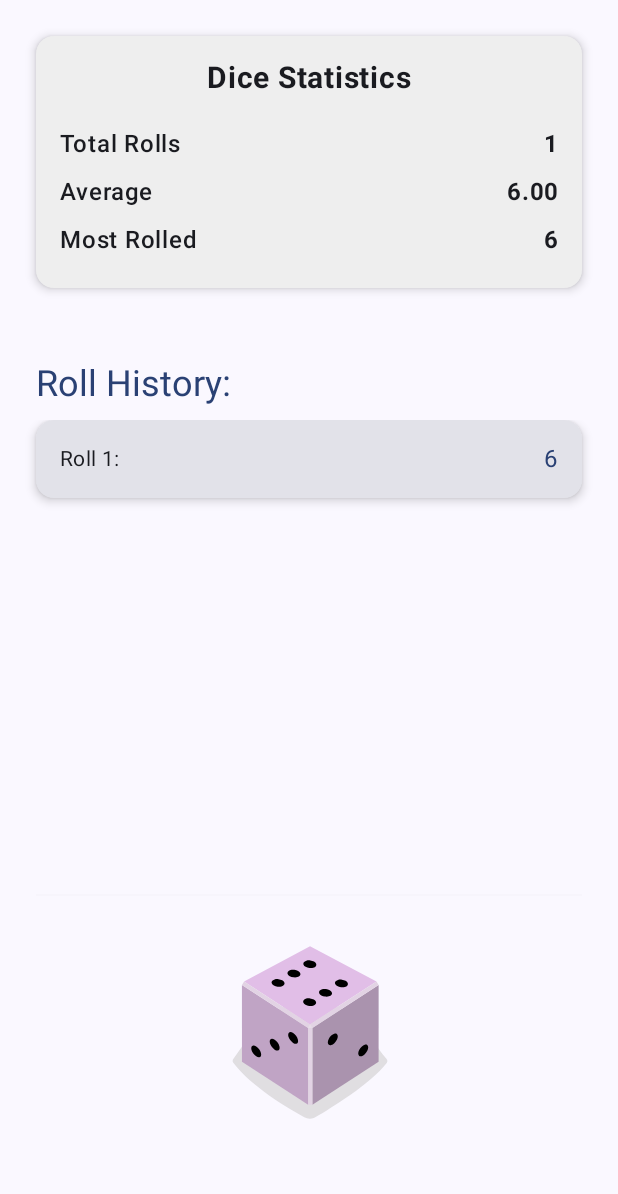
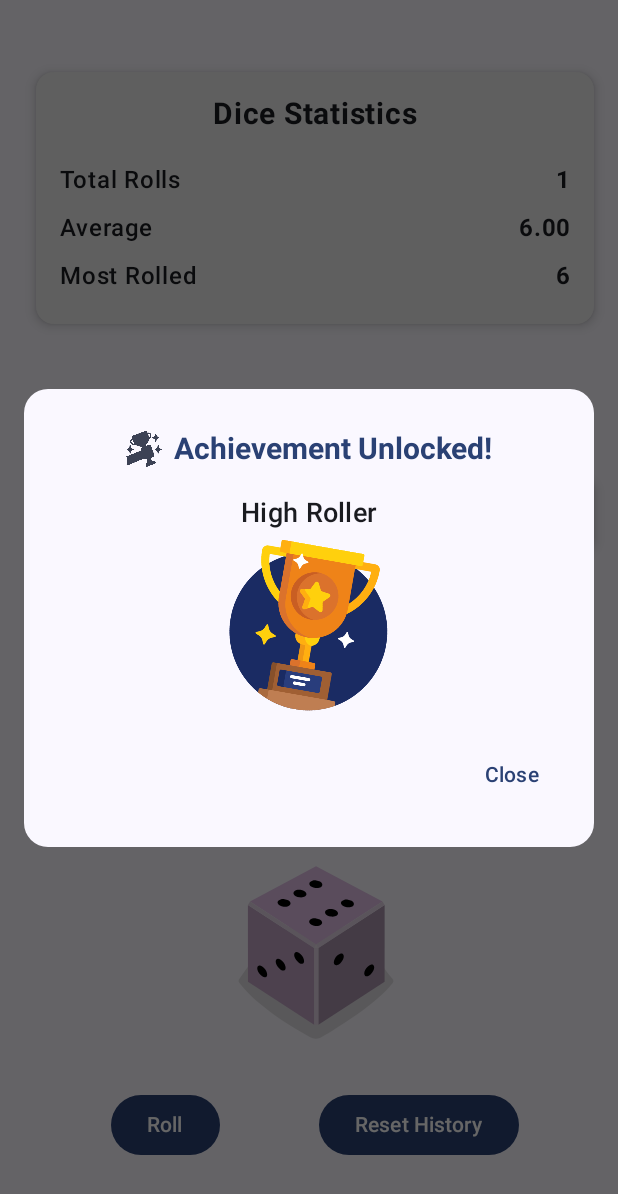
Before and after one commit to Gianguyen1234/Interactive_DiceRoller_App, an Android app built with Jetpack Compose: the composable DiceRollerApp shown on its own in the app's theme, after a tap on "Roll", on a phone screen of 412 x 824 dp. Shown: the top 1194 px of the screen. Run offline under Robolectric (Android 15) with nearby library versions, the phone set to English and light mode, and no system bars.

Commit message:
add achievement system

```diff
--- /dev/null
+++ b/app/src/main/java/com/example/dicerollerapplication/AchievementSystem.kt
@@ -0,0 +1,152 @@
+package com.example.dicerollerapplication
+
+import androidx.compose.foundation.Image
+import androidx.compose.foundation.layout.*
+import androidx.compose.foundation.shape.RoundedCornerShape
+import androidx.compose.material3.*
+import androidx.compose.runtime.Composable
+import androidx.compose.runtime.mutableStateListOf
+import androidx.compose.runtime.mutableStateOf
+//import androidx.compose.runtime.snapshots.SnapshotStateList
+import androidx.compose.ui.Alignment
+import androidx.compose.ui.Modifier
+import androidx.compose.ui.graphics.graphicsLayer
+import androidx.compose.ui.res.painterResource
+import androidx.compose.ui.text.font.FontWeight
+import androidx.compose.ui.unit.dp
+import androidx.compose.ui.unit.sp
+
+class AchievementSystem {
+    private val rollHistory = mutableListOf<Int>() // Store roll history
+    private val achievements = mutableStateListOf<String>() // List of unlocked achievements
+    val newAchievement = mutableStateOf<String?>(null) // Store the latest unlocked achievement
+
+    // Method to process a new roll
+    fun processRoll(roll: Int) {
+        rollHistory.add(roll)
+        checkAchievements()
+    }
+
+    // Method to reset the roll history and achievements
+    fun reset() {
+        rollHistory.clear()
+        achievements.clear()
+        newAchievement.value = null
+    }
+
+    // Method to check and unlock achievements
+    private fun checkAchievements() {
+        if (rollHistory.size >= 2) {
+            val lastTwo = rollHistory.takeLast(2)
+
+            // Check "Snake Eyes"
+            if (lastTwo[0] == 1 && lastTwo[1] == 1) {
+                unlockAchievement("Snake Eyes")
+            }
+
+            // Check "Lucky Seven"
+            if (lastTwo[0] == 6 && lastTwo[1] == 1) {
+                unlockAchievement("Lucky Seven")
+            }
+        }
+
+        // Check "Triple Six"
+        if (rollHistory.size >= 3 && rollHistory.takeLast(3).all { it == 6 }) {
+            unlockAchievement("Triple Six")
+        }
+
+        // Check "Four in a Row"
+        if (rollHistory.size >= 4 && rollHistory.takeLast(4).distinct().size == 1) {
+            unlockAchievement("Four in a Row")
+        }
+
+        // Check "High Roller"
+        if (rollHistory.isNotEmpty() && rollHistory.last() == 6) {
+            unlockAchievement("High Roller")
+        }
+
+        // Check "Low Roller"
+        if (rollHistory.isNotEmpty() && rollHistory.last() == 1) {
+            unlockAchievement("Low Roller")
+        }
+    }
+
+    // Method to unlock a new achievement
+    private fun unlockAchievement(achievement: String) {
+        if (!achievements.contains(achievement)) {
+            achievements.add(achievement)
+            newAchievement.value = achievement
+        }
+    }
+
+    // Getter for unlocked achievements
+//    fun getAchievements(): SnapshotStateList<String> {
+//        return achievements
+//    }
+}
+
+@Composable
+fun AchievementDialog(
+    achievement: String,
+    onDismissRequest: () -> Unit
+) {
+    AlertDialog(
+        onDismissRequest = onDismissRequest,
+        confirmButton = {
+            TextButton(onClick = onDismissRequest) {
+                Text("Close", color = MaterialTheme.colorScheme.primary)
+            }
+        },
+        modifier = Modifier
+            .fillMaxWidth()
+            .padding(16.dp),
+        shape = RoundedCornerShape(16.dp),
+        containerColor = MaterialTheme.colorScheme.background,
+        title = {
+            Row(
+                verticalAlignment = Alignment.CenterVertically,
+                horizontalArrangement = Arrangement.Center,
+                modifier = Modifier.fillMaxWidth()
+            ) {
+                Icon(
+                    painter = painterResource(id = R.drawable.achievement),
+                    contentDescription = null,
+                    tint = MaterialTheme.colorScheme.secondary,
+                    modifier = Modifier.size(24.dp)
+                )
+                Spacer(modifier = Modifier.width(8.dp))
+                Text(
+                    text = "Achievement Unlocked!",
+                    fontWeight = FontWeight.Bold,
+                    fontSize = 20.sp,
+                    color = MaterialTheme.colorScheme.primary
+                )
+            }
+        },
+        text = {
+            Column(
+                modifier = Modifier.fillMaxWidth(),
+                horizontalAlignment = Alignment.CenterHorizontally
+            ) {
+                Text(
+                    text = achievement,
+                    fontSize = 18.sp,
+                    fontWeight = FontWeight.Medium,
+                    color = MaterialTheme.colorScheme.onBackground
+                )
+                Spacer(modifier = Modifier.height(16.dp))
+                Image(
+                    painter = painterResource(id = R.drawable.trophy),
+                    contentDescription = null,
+                    modifier = Modifier
+                        .size(100.dp)
+                        .graphicsLayer(
+                            rotationZ = 10f,
+                            scaleX = 1.1f,
+                            scaleY = 1.1f
+                        )
+                )
+            }
+        }
+    )
+}
--- a/app/src/main/java/com/example/dicerollerapplication/DiceHistory.kt
+++ b/app/src/main/java/com/example/dicerollerapplication/DiceHistory.kt
@@ -42,7 +42,7 @@ fun DiceRollHistory(history: List<Int>, modifier: Modifier = Modifier) {
             Box(
                 modifier = Modifier
                     .fillMaxWidth()
-                    .height(300.dp) // Limit the height to make it scrollable
+                    .height(200.dp) // Limit the height to make it scrollable
             ) {
                 LazyColumn(
                     modifier = Modifier.fillMaxSize(),
--- a/app/src/main/java/com/example/dicerollerapplication/MainActivity.kt
+++ b/app/src/main/java/com/example/dicerollerapplication/MainActivity.kt
@@ -10,6 +10,7 @@ import androidx.compose.animation.core.tween
 import androidx.compose.foundation.Image
 import androidx.compose.foundation.layout.*
 import androidx.compose.foundation.layout.Arrangement
+import androidx.compose.material3.AlertDialog
 import androidx.compose.material3.Button
 import androidx.compose.material3.Scaffold
 import androidx.compose.material3.Text
@@ -47,10 +48,14 @@ fun DiceWithButtonAndImage(modifier: Modifier = Modifier) {
     var result by remember { mutableIntStateOf(1) }
     val context = LocalContext.current
     val mediaPlayer = remember { MediaPlayer.create(context, R.raw.dice_roll) }
-    val diceRollHistory = remember { mutableStateListOf<Int>() } // To store the roll history
+    val diceRollHistory = remember { mutableStateListOf<Int>() }
     val rotationAngle = remember { Animatable(0f) }
     val translationX = remember { Animatable(0f) }
     val coroutineScope = rememberCoroutineScope()
+
+    // Instantiate AchievementSystem
+    val achievementSystem = remember { AchievementSystem() }
+    val newAchievement = achievementSystem.newAchievement.value
 
     val imageResource = when (result) {
         1 -> R.drawable.dice_1
@@ -61,12 +66,21 @@ fun DiceWithButtonAndImage(modifier: Modifier = Modifier) {
         else -> R.drawable.dice_6
     }
 
+    // Dialog for new achievements
+    // Show Achievement Dialog if a new achievement is unlocked
+    newAchievement?.let { achievement ->
+        AchievementDialog(
+            achievement = achievement,
+            onDismissRequest = { achievementSystem.newAchievement.value = null }
+        )
+    }
+
     Column(
         modifier = modifier
             .fillMaxSize()
-            .padding(8.dp), // Add some padding to avoid content sticking to edges
+            .padding(8.dp, top = 32.dp),
         horizontalAlignment = Alignment.CenterHorizontally,
-        verticalArrangement = Arrangement.SpaceBetween // Space content between top and bottom
+        verticalArrangement = Arrangement.SpaceBetween
     ) {
 
         // Top: Statistics Section
@@ -80,23 +94,21 @@ fun DiceWithButtonAndImage(modifier: Modifier = Modifier) {
             modifier = Modifier
                 .fillMaxWidth()
                 .wrapContentHeight()
-                .padding(bottom = 50.dp), // Add space at the bottom
+                .padding(bottom = 50.dp),
             horizontalAlignment = Alignment.CenterHorizontally
         ) {
-            // Dice Image with Shake and Rotation Animations
             Image(
                 painter = painterResource(imageResource),
                 contentDescription = result.toString(),
                 modifier = Modifier
                     .graphicsLayer(
-                        translationX = translationX.value, // Apply shake animation
-                        rotationY = rotationAngle.value   // Apply rotation animation
+                        translationX = translationX.value,
+                        rotationY = rotationAngle.value
                     )
                     .size(150.dp)
             )
             Spacer(modifier = Modifier.height(16.dp))
 
-            // Buttons displayed horizontally
             Row(
                 modifier = Modifier.fillMaxWidth(),
                 horizontalArrangement = Arrangement.SpaceEvenly
@@ -104,41 +116,39 @@ fun DiceWithButtonAndImage(modifier: Modifier = Modifier) {
                 // Roll Button
                 Button(
                     onClick = {
-                        // Play the sound
                         if (mediaPlayer.isPlaying) {
                             mediaPlayer.stop()
                             mediaPlayer.prepare()
                         }
                         mediaPlayer.start()
 
-                        // Start animations: Shake and Rotation
                         coroutineScope.launch {
-                            // Shake animation
                             launch {
                                 translationX.animateTo(
-                                    targetValue = 50f, // Move to the right
+                                    targetValue = 50f,
                                     animationSpec = tween(durationMillis = 100)
                                 )
                                 translationX.animateTo(
-                                    targetValue = -50f, // Move to the left
+                                    targetValue = -50f,
                                     animationSpec = tween(durationMillis = 100)
                                 )
                                 translationX.animateTo(
-                                    targetValue = 0f, // Return to center
+                                    targetValue = 0f,
                                     animationSpec = tween(durationMillis = 100)
                                 )
                             }
 
-                            // Rotation animation
                             rotationAngle.animateTo(
-                                targetValue = 360f, // Full rotation
-                                animationSpec = tween(durationMillis = 500) // Animation duration
+                                targetValue = 360f,
+                                animationSpec = tween(durationMillis = 500)
                             )
-                            rotationAngle.snapTo(0f) // Reset rotation
+                            rotationAngle.snapTo(0f)
 
-                            // Generate new dice result
                             result = (1..6).random()
-                            diceRollHistory.add(result) // Add the result to the history
+                            diceRollHistory.add(result)
+
+                            // Process roll in AchievementSystem
+                            achievementSystem.processRoll(result)
                         }
                     }
                 ) {
@@ -148,7 +158,8 @@ fun DiceWithButtonAndImage(modifier: Modifier = Modifier) {
                 // Reset Button
                 Button(
                     onClick = {
-                        diceRollHistory.clear() // Clear the history
+                        diceRollHistory.clear()
+                        achievementSystem.reset()
                     }
                 ) {
                     Text("Reset History")
```
Also changed, not shown: app/src/main/res/drawable/achievement.png (added), app/src/main/res/drawable/trophy.png (added).
